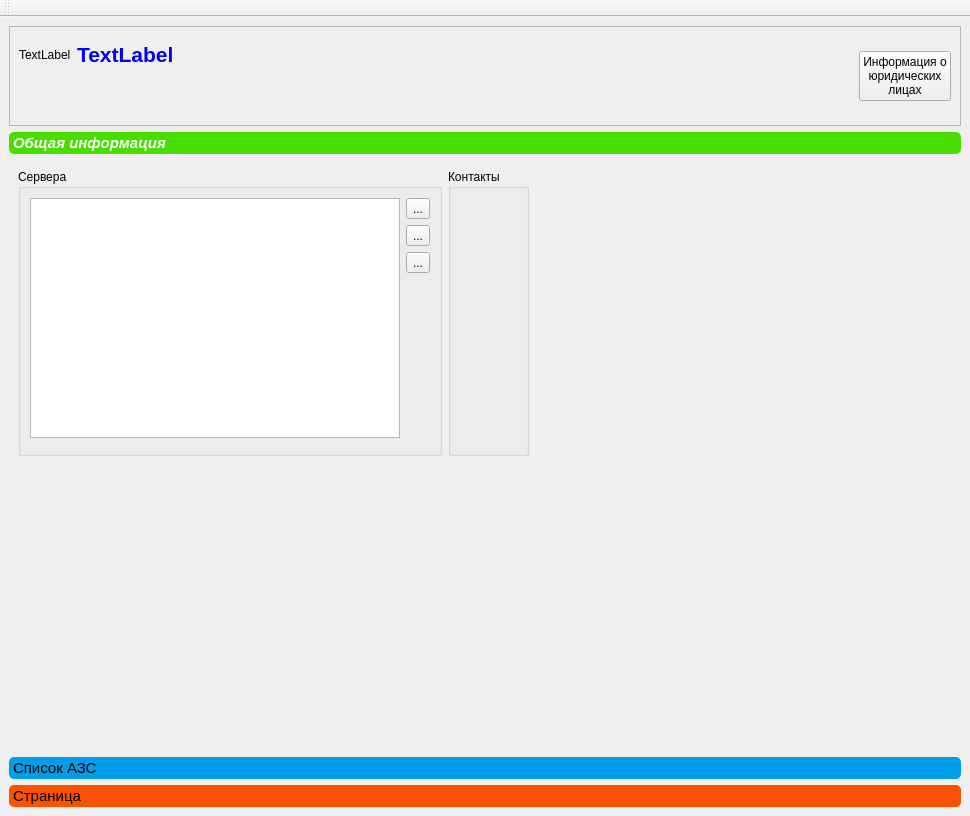
Old version of the form Clients/clientswindow.ui in the repository rust3128/HotlineDesktop.
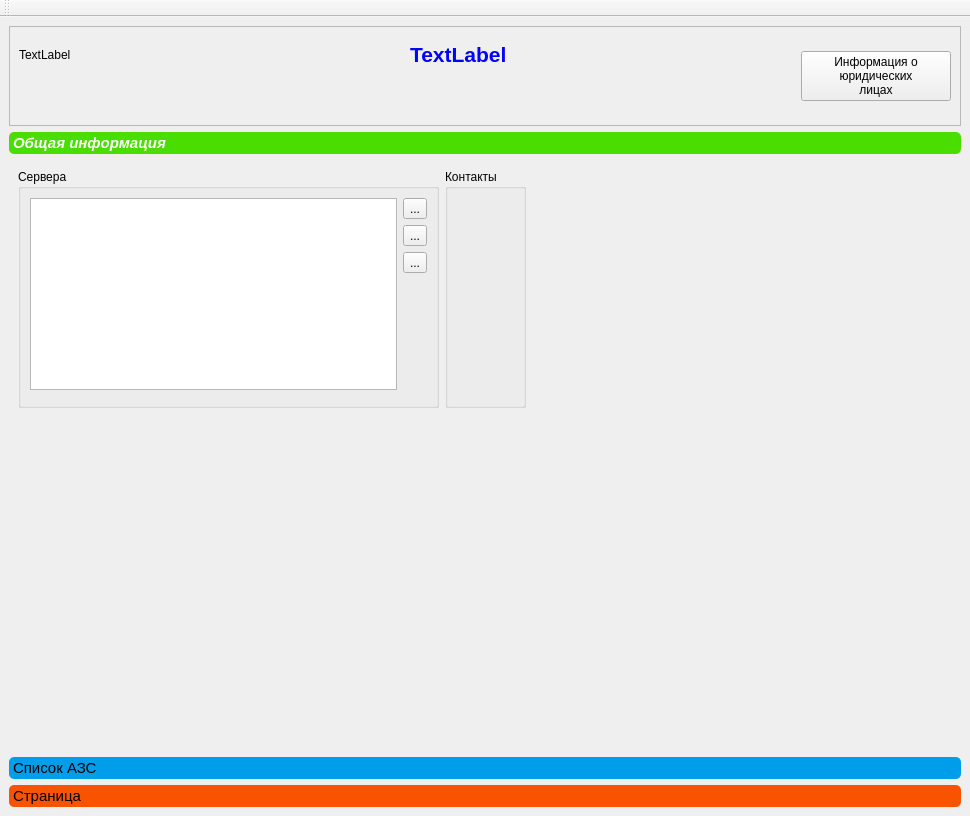
New version of the form. Icons and pictures are not drawn. Custom widgets are drawn as their Qt base class.

The edit to the form file:
```diff
--- a/Clients/clientswindow.ui
+++ b/Clients/clientswindow.ui
@@ -29,7 +29,7 @@
       <property name="frameShadow">
        <enum>QFrame::Raised</enum>
       </property>
-      <layout class="QGridLayout" name="gridLayout_2" columnstretch="0,1,0">
+      <layout class="QGridLayout" name="gridLayout_2" columnstretch="0,0,0">
        <item row="0" column="1">
         <widget class="QLabel" name="labelName">
          <property name="font">
@@ -55,6 +55,12 @@
            <verstretch>0</verstretch>
           </sizepolicy>
          </property>
+         <property name="maximumSize">
+          <size>
+           <width>150</width>
+           <height>16777215</height>
+          </size>
+         </property>
          <property name="text">
           <string>Информация о
 юридических
@@ -72,13 +78,6 @@
          </property>
         </widget>
        </item>
-       <item row="0" column="0">
-        <widget class="QLabel" name="labelLogo">
-         <property name="text">
-          <string>TextLabel</string>
-         </property>
-        </widget>
-       </item>
        <item row="1" column="1">
         <widget class="QLabel" name="labelComments">
          <property name="text">
@@ -86,6 +85,13 @@
          </property>
         </widget>
        </item>
+       <item row="0" column="0">
+        <widget class="QLabel" name="labelLogo">
+         <property name="text">
+          <string>TextLabel</string>
+         </property>
+        </widget>
+       </item>
       </layout>
      </widget>
     </item>
@@ -129,14 +135,14 @@
          <x>0</x>
          <y>0</y>
          <width>952</width>
-         <height>599</height>
+         <height>588</height>
         </rect>
        </property>
        <attribute name="label">
         <string>Общая информация</string>
        </attribute>
        <layout class="QGridLayout" name="gridLayout_5">
-        <item row="0" column="0">
+        <item row="0" column="0" rowspan="3">
          <widget class="QGroupBox" name="groupBox">
           <property name="title">
            <string>Сервера</string>
@@ -250,7 +256,7 @@
           </layout>
          </widget>
         </item>
-        <item row="0" column="1">
+        <item row="0" column="1" rowspan="3" colspan="2">
          <widget class="QGroupBox" name="groupBox_2">
           <property name="title">
            <string>Контакты</string>
@@ -262,7 +268,10 @@
           </layout>
          </widget>
         </item>
-        <item row="0" column="2">
+        <item row="0" column="3" rowspan="3">
+         <widget class="PaytypeForm" name="widgetPaytypes" native="true"/>
+        </item>
+        <item row="2" column="4">
          <spacer name="horizontalSpacer">
           <property name="orientation">
            <enum>Qt::Horizontal</enum>
@@ -275,7 +284,7 @@
           </property>
          </spacer>
         </item>
-        <item row="1" column="0">
+        <item row="3" column="0">
          <spacer name="verticalSpacer_2">
           <property name="orientation">
            <enum>Qt::Vertical</enum>
@@ -345,6 +354,12 @@
    <header location="global">Clients/adminslistform.h</header>
    <container>1</container>
   </customwidget>
+  <customwidget>
+   <class>PaytypeForm</class>
+   <extends>QWidget</extends>
+   <header location="global">Clients/paytypeform.h</header>
+   <container>1</container>
+  </customwidget>
  </customwidgets>
  <resources>
   <include location="../resource.qrc"/>
```
Left out of the diff: 4 changed lines with no effect on the pictures.
